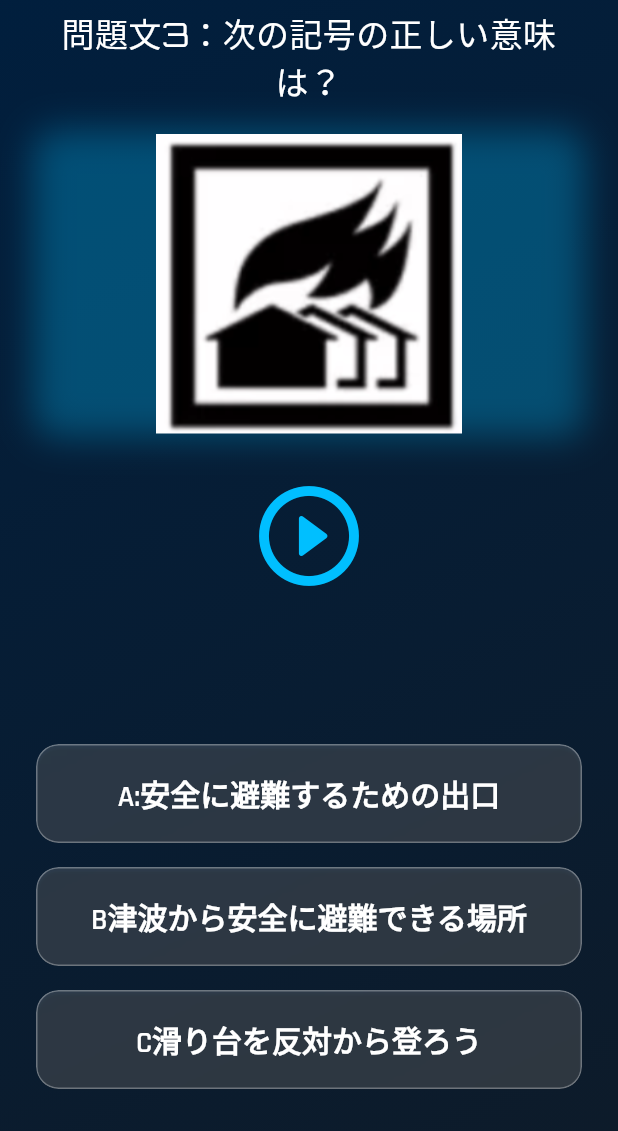
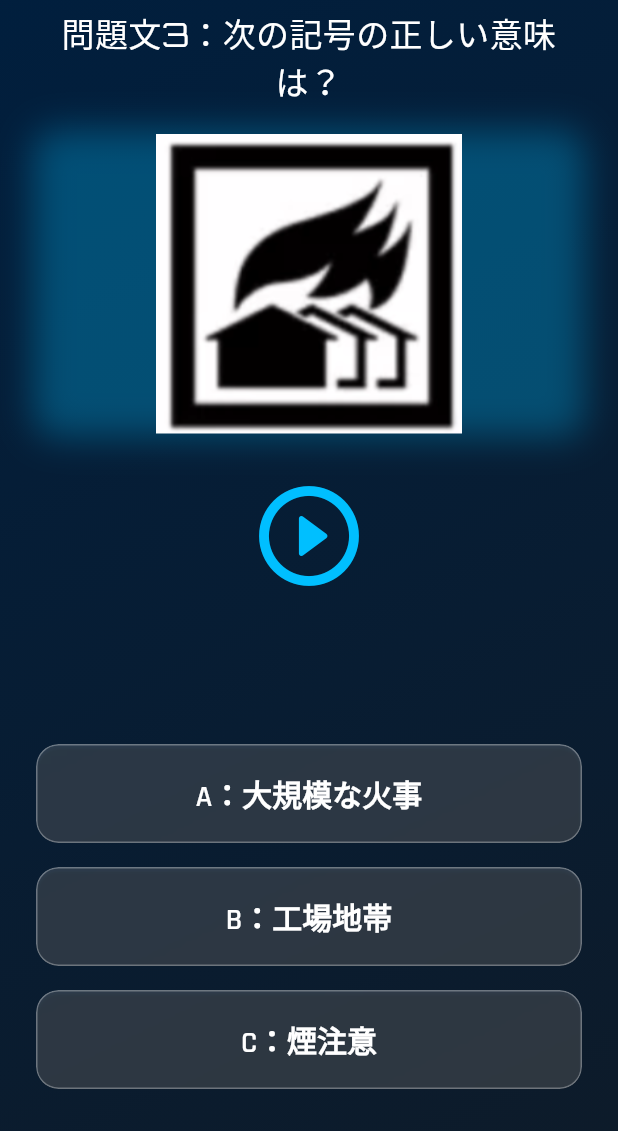
Before and after one commit to yunchol0513/SafetyGo, a Flutter app: the St_problem_normal_quake13 screen opened by its route, on a phone screen of 412 x 824 dp, the part 105-1236 px from its top. Run offline on Flutter 3.47's test engine with Material 3 defaults, Android fonts, the phone set to English and light mode, and no system bars; our stand-ins replace cloud_firestore, firebase_auth, firebase_core, go_router, google_fonts, just_audio; accounts and stored records are empty.

Commit message:
quize_chenge

```diff
--- a/lib/creative/creative_quake.dart
+++ b/lib/creative/creative_quake.dart
@@ -84,7 +84,7 @@ class _Creative_quakeState extends State<Creative_quake> {
               ),
               _buildBadge(
                 visible: isEnabled2,
-                text: 'Part 1 クリア済み\n上級の称号',
+                text: 'Part 1 クリア済み\n災害レベルⅠの称号を獲得！',
               ),
               const SizedBox(height: 20),
               _buildStageButton(
@@ -98,7 +98,7 @@ class _Creative_quakeState extends State<Creative_quake> {
               ),
               _buildBadge(
                 visible: isEnabled3,
-                text: 'Part 2 クリア済み',
+                text: 'Part 2 クリア済み\n災害レベルⅡの称号を獲得！',
               ),
               const SizedBox(height: 20),
               _buildStageButton(
@@ -112,7 +112,7 @@ class _Creative_quakeState extends State<Creative_quake> {
               ),
               _buildBadge(
                 visible: isEnabled4,
-                text: 'Part 3 クリア済み\n災害マスターの称号',
+                text: 'Part 3 クリア済み\n災害マスターの称号を獲得！',
               ),
               const SizedBox(height: 40),
               _buildStageButton(
--- a/lib/screens/quake/normal_quake/st_problem_normal_quake/st_problem_normal_quake_11.dart
+++ b/lib/screens/quake/normal_quake/st_problem_normal_quake/st_problem_normal_quake_11.dart
@@ -17,8 +17,8 @@ class St_problem_normal_quake11 extends StatefulWidget {
 
 class _St_problem_normal_quake11State extends State<St_problem_normal_quake11> {
   late final AudioPlayer _audioPlayer;
-  final List<String> options = ['A:広場まで逃げて', 'B:避難場所', 'C:マンホールに落ちないように注意'];
-  final String explanation = "正解はB:避難場所です。津波，洪水，地震，火事などから一時的ににげることができる";
+  final List<String> options = ['A:津波', 'B:サーフィンできる', 'C:強風'];
+  final String explanation = "正解はA:津波です。";
   static const int totalQuestions = 5;
   @override
   void initState() {
@@ -44,7 +44,7 @@ class _St_problem_normal_quake11State extends State<St_problem_normal_quake11> {
   }
 
   void _showExplanation(BuildContext context ,int index) {// index（ユーザが選択したもの）を引数として受け取る
-    final bool isCorrect = index == 1; // 正解は B なので、インデックス 1 が正しい
+    final bool isCorrect = index == 0; // 正解は B なので、インデックス 1 が正しい
     String answer = options[index];//options[index]を$で繋げようとするとできなかったのでanswerに代入した
     _audioPlayer.stop();
     if (isCorrect == true) {//正解したらカウンター変数を１増やす
@@ -99,8 +99,11 @@ class _St_problem_normal_quake11State extends State<St_problem_normal_quake11> {
                 const SizedBox(height: 16),
                   Text(
                     explanation,
-                    style: GoogleFonts.orbitron(fontSize: 18, color: Colors.white),
+                    style: GoogleFonts.orbitron(fontSize: 20, color: Colors.white),
                  ),
+                SizedBox(height: 24),
+                Text("このマークに〇×が付いて津波が大丈夫かの情報を表します.",
+                style: GoogleFonts.orbitron(fontSize: 18, color: Colors.white)),
                 SizedBox(height: 24),
                 //ここまで================================
                 Center(
--- a/lib/screens/quake/normal_quake/st_problem_normal_quake/st_problem_normal_quake_12.dart
+++ b/lib/screens/quake/normal_quake/st_problem_normal_quake/st_problem_normal_quake_12.dart
@@ -18,8 +18,8 @@ class St_problem_normal_quake12 extends StatefulWidget {
 class _St_problem_normal_quake12State extends State<St_problem_normal_quake12> {
   late final AudioPlayer _audioPlayer;
 
-  final List<String> options = ['A:トイレ', 'B:非常口', 'C:避難所'];
-  final String explanation = "正解は C：避難所です。災害の影響で帰る場所が無くなった人たちがしばらく過ごす場所です";
+  final List<String> options = ['A:地震', 'B:波', 'C:洪水'];
+  final String explanation = "正解は C：洪水です。\nこのマークに〇×が付いて洪水が大丈夫かの情報を表します。";
   static const int totalQuestions = 5;
 
   @override
@@ -100,8 +100,11 @@ class _St_problem_normal_quake12State extends State<St_problem_normal_quake12> {
                 const SizedBox(height: 16),
                   Text(
                     explanation,
-                    style: GoogleFonts.orbitron(fontSize: 18, color: Colors.white),
+                    style: GoogleFonts.orbitron(fontSize: 20, color: Colors.red),
                  ),
+                SizedBox(height: 16),
+                Text("このマークに〇×が付いて洪水が大丈夫かの情報を表します。",
+                style: GoogleFonts.orbitron(fontSize: 18, color: Colors.white)),
                 SizedBox(height: 24),
                 //ここまで================================
                 Center(
--- a/lib/screens/quake/normal_quake/st_problem_normal_quake/st_problem_normal_quake_13.dart
+++ b/lib/screens/quake/normal_quake/st_problem_normal_quake/st_problem_normal_quake_13.dart
@@ -16,8 +16,8 @@ class St_problem_normal_quake13 extends StatefulWidget {
 
 class _St_problem_normal_quake13State extends State<St_problem_normal_quake13> {
   late final AudioPlayer _audioPlayer;
-  final List<String> options = ['A:安全に避難するための出口', 'B津波から安全に避難できる場所', 'C滑り台を反対から登ろう'];
-  final String explanation = "これは選択肢の解説です。正解は B です。津波が起きた時に避難する場所を教えてくれます。";
+  final List<String> options = ['A：大規模な火事', 'B：工場地帯', 'C：煙注意'];
+  final String explanation = "正解は A：大規模な火事です。\nこのマークに〇×が付いて大規模な火事が大丈夫かの情報を表します。";
   static const int totalQuestions = 5;
   @override
   void initState() {
--- a/lib/screens/quake/normal_quake/st_problem_normal_quake/st_problem_normal_quake_14.dart
+++ b/lib/screens/quake/normal_quake/st_problem_normal_quake/st_problem_normal_quake_14.dart
@@ -16,8 +16,8 @@ class St_problem_normal_quake14 extends StatefulWidget {
 
 class _St_problem_normal_quake14State extends State<St_problem_normal_quake14> {
   late final AudioPlayer _audioPlayer;
-  final List<String> options = ['A津波の時に避難できる安全なビル', 'Bとにかく早く走る', 'C津波が起きた時にはこのビルは安全ではない'];
-  final String explanation = "これは選択肢の解説です。正解は A です。このマークがある場合は避難できます。";
+  final List<String> options = ['A：トイレ経路', 'B：非常口', 'C：避難経路'];
+  final String explanation = "正解はC：避難経路です。\n非常口までの道を表しています。";
   static const int totalQuestions = 5;
   @override
   void initState() {
@@ -42,7 +42,7 @@ class _St_problem_normal_quake14State extends State<St_problem_normal_quake14> {
   }
 
   void _showExplanation(BuildContext context ,int index) {// index（ユーザが選択したもの）を引数として受け取る
-    final bool isCorrect = index == 0; // 正解は B なので、インデックス 1 が正しい
+    final bool isCorrect = index == 2; // 正解は B なので、インデックス 1 が正しい
     String answer = options[index];//options[index]を$で繋げようとするとできなかったのでanswerに代入した
     _audioPlayer.stop();
     if (isCorrect == true) {//正解したらカウンター変数を１増やす
--- a/lib/screens/quake/normal_quake/st_problem_normal_quake/st_problem_normal_quake_15.dart
+++ b/lib/screens/quake/normal_quake/st_problem_normal_quake/st_problem_normal_quake_15.dart
@@ -18,8 +18,8 @@ class St_problem_normal_quake15 extends StatefulWidget {
 
 class _St_problem_normal_quake15State extends State<St_problem_normal_quake15> {
   late final AudioPlayer _audioPlayer;
-  final List<String> options = ['A:地震マーク', 'B:建物危険マーク', 'C:温泉マーク'];
-  final String explanation = "正解は A：地震マークです。避難所の入り口などに地震に耐えれるかをこのマークとまるばつで表されます";
+  final List<String> options = ['A:トイレ', 'B:非常口', 'C:避難所'];
+  final String explanation = "正解は B：非常口です。災害などの非常時に避難するための出口を表している。";
   static const int totalQuestions = 5;
   @override
   void initState() {
@@ -44,7 +44,7 @@ class _St_problem_normal_quake15State extends State<St_problem_normal_quake15> {
   }
 
   void _showExplanation(BuildContext context ,int index) {// index（ユーザが選択したもの）を引数として受け取る
-    final bool isCorrect = index == 0; // 正解は B なので、インデックス 1 が正しい
+    final bool isCorrect = index == 1; // 正解は B なので、インデックス 1 が正しい
     String answer = options[index];//options[index]を$で繋げようとするとできなかったのでanswerに代入した
     _audioPlayer.stop();
     if (isCorrect == true) {//正解したらカウンター変数を１増やす
```
Also changed, not shown: lib/screens/quake/normal_quake/normal_quake.dart (+40 -11 lines).
